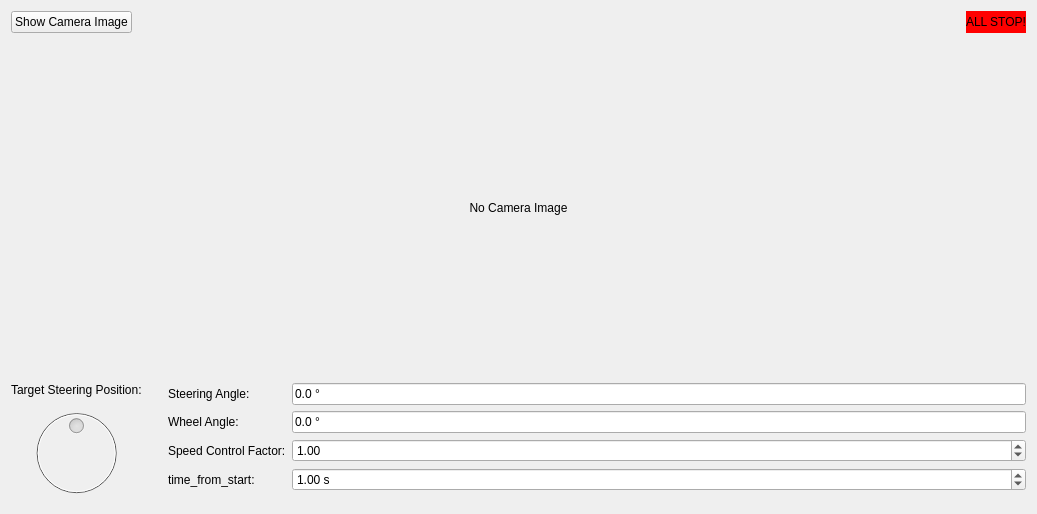
hector-humanoid/humanoid_driving, file thor_mang_driving_widget/src/driving_widget.ui: the form before one commit.
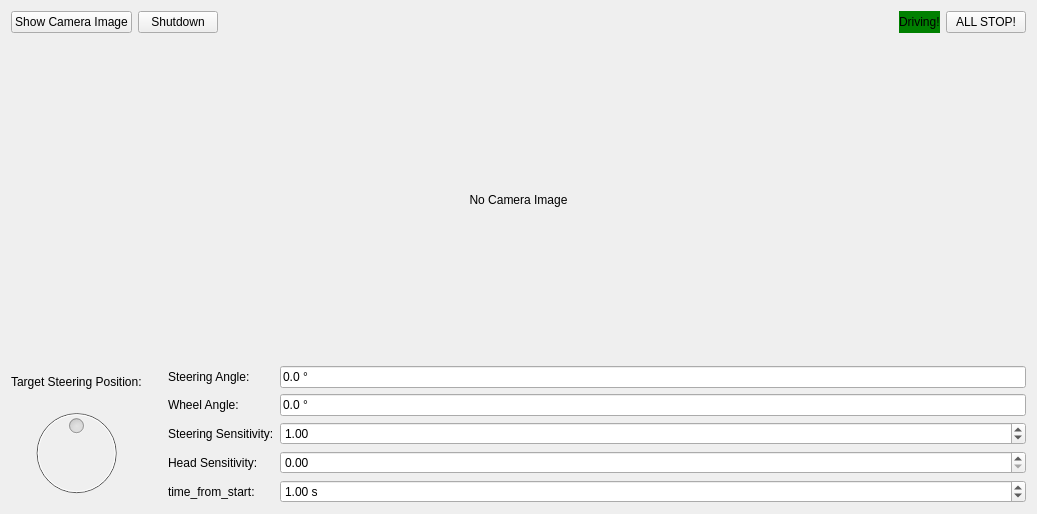
The form after the commit.

```diff
--- a/thor_mang_driving_widget/src/driving_widget.ui
+++ b/thor_mang_driving_widget/src/driving_widget.ui
@@ -48,6 +48,13 @@
         </property>
        </widget>
       </item>
+      <item>
+       <widget class="QPushButton" name="pushButton_Shutdown">
+        <property name="text">
+         <string>Shutdown</string>
+        </property>
+       </widget>
+      </item>
       <item>
        <spacer name="horizontalSpacer_2">
         <property name="orientation">
@@ -62,14 +69,34 @@
        </spacer>
       </item>
       <item>
-       <widget class="QLabel" name="label_AllStopActive">
+       <widget class="QLabel" name="label_DrivingActive">
         <property name="styleSheet">
-         <string notr="true">background-color:#FF0000;
-font-style:bold;</string>
+         <string notr="true">background-color:green;</string>
+        </property>
+        <property name="text">
+         <string>Driving!</string>
+        </property>
+        <property name="margin">
+         <number>3</number>
+        </property>
+       </widget>
+      </item>
+      <item>
+       <widget class="QPushButton" name="pushButton_AllStop">
+        <property name="styleSheet">
+         <string notr="true">QPushButton::checked {
+	background-color:#FF0000;
+}</string>
         </property>
         <property name="text">
          <string>ALL STOP!</string>
         </property>
+        <property name="checkable">
+         <bool>true</bool>
+        </property>
+        <property name="checked">
+         <bool>false</bool>
+        </property>
        </widget>
       </item>
      </layout>
@@ -85,7 +112,7 @@
      </widget>
     </item>
     <item>
-     <layout class="QHBoxLayout" name="horizontalLayout_2" stretch="0,0,1">
+     <layout class="QHBoxLayout" name="horizontalLayout_2" stretch="0,0,0">
       <item>
        <layout class="QVBoxLayout" name="verticalLayout" stretch="0,0">
         <item>
@@ -154,9 +181,9 @@
          </widget>
         </item>
         <item row="2" column="0">
-         <widget class="QLabel" name="label_SpeedControlFactor">
+         <widget class="QLabel" name="label_SteeringSensitivity">
           <property name="text">
-           <string>Speed Control Factor:</string>
+           <string>Steering Sensitivity:</string>
           </property>
          </widget>
         </item>
@@ -171,7 +198,7 @@
          </widget>
         </item>
         <item row="2" column="1">
-         <widget class="QDoubleSpinBox" name="spinBox_SpeedControlFactor">
+         <widget class="QDoubleSpinBox" name="spinBox_SteeringSensitivity">
           <property name="maximum">
            <double>10.000000000000000</double>
           </property>
@@ -183,14 +210,21 @@
           </property>
          </widget>
         </item>
-        <item row="3" column="0">
+        <item row="4" column="0">
          <widget class="QLabel" name="label_TimeFromStart">
           <property name="text">
            <string>time_from_start:</string>
           </property>
          </widget>
         </item>
-        <item row="3" column="1">
+        <item row="0" column="0">
+         <widget class="QLabel" name="label_SteeringAngle">
+          <property name="text">
+           <string>Steering Angle:</string>
+          </property>
+         </widget>
+        </item>
+        <item row="4" column="1">
          <widget class="QDoubleSpinBox" name="spinBox_TimeFromStart">
           <property name="suffix">
            <string> s</string>
@@ -206,7 +240,7 @@
           </property>
          </widget>
         </item>
-        <item row="4" column="0" colspan="2">
+        <item row="9" column="0" colspan="2">
          <spacer name="verticalSpacer">
           <property name="orientation">
            <enum>Qt::Vertical</enum>
@@ -219,13 +253,6 @@
           </property>
          </spacer>
         </item>
-        <item row="0" column="0">
-         <widget class="QLabel" name="label_SteeringAngle">
-          <property name="text">
-           <string>Steering Angle:</string>
-          </property>
-         </widget>
-        </item>
         <item row="0" column="1">
          <widget class="QLineEdit" name="lineEdit_SteeringAngle">
           <property name="text">
@@ -236,6 +263,23 @@
           </property>
          </widget>
         </item>
+        <item row="3" column="0">
+         <widget class="QLabel" name="label_HeadSensitivity">
+          <property name="text">
+           <string>Head Sensitivity:</string>
+          </property>
+         </widget>
+        </item>
+        <item row="3" column="1">
+         <widget class="QDoubleSpinBox" name="spinBox_HeadSensitivity">
+          <property name="maximum">
+           <double>10.000000000000000</double>
+          </property>
+          <property name="singleStep">
+           <double>0.100000000000000</double>
+          </property>
+         </widget>
+        </item>
        </layout>
       </item>
      </layout>
```
